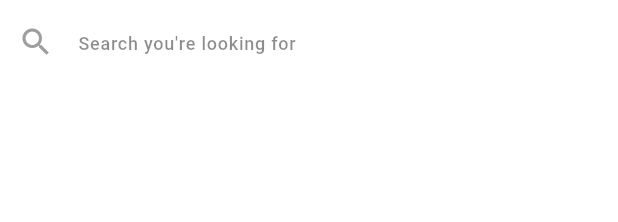
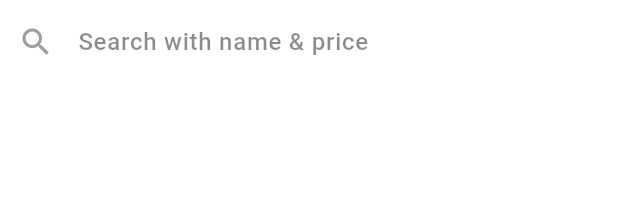
Before and after one commit to MohamedEssam9009/Shop-Mart, a Flutter app: the SearchTextForm widget shown alone on an empty page, opened directly, on a phone screen of 412 x 824 dp. Shown: the top 222 px of the screen. Run offline on Flutter 3.47's test engine with Material 3 defaults, Android fonts, the phone set to English and light mode, and no system bars; our stand-ins replace badges, carousel_slider, firebase_auth, firebase_core, flutter_rating_bar, get and 5 more; accounts and stored records are empty; network calls fail.

Commit message:
Logic For Search Bar

```diff
--- a/lib/view/widgets/home/search_text_form.dart
+++ b/lib/view/widgets/home/search_text_form.dart
@@ -1,21 +1,41 @@
+import 'package:asroo_shop/logic/controllers/product_controller.dart';
 import 'package:flutter/material.dart';
+import 'package:get/get.dart';
 
 class SearchTextForm extends StatelessWidget {
-  const SearchTextForm({super.key});
+  SearchTextForm({super.key});
+
+  final controller = Get.find<ProductController>();
 
   @override
   Widget build(BuildContext context) {
-    return TextFormField(
+    return GetBuilder<ProductController>(
+      builder: (_) => TextField(
+        controller: controller.searchTextController,
         cursorColor: Colors.black,
         keyboardType: TextInputType.text,
+        onChanged: (searchName) {
+          controller.addSearchToList(searchName);
+        },
         decoration: InputDecoration(
           fillColor: Colors.white,
           focusColor: Colors.red,
           prefixIcon: const Icon(Icons.search, color: Colors.grey),
-        hintText: 'Search you\'re looking for',
+          suffixIcon: controller.searchTextController.text.isNotEmpty
+              ? IconButton(
+                  onPressed: () {
+                    controller.clearSearch();
+                  },
+                  icon: const Icon(
+                    Icons.close,
+                    color: Colors.black,
+                  ),
+                )
+              : null,
+          hintText: 'Search with name & price',
           hintStyle: const TextStyle(
             color: Colors.black45,
-          fontSize: 12.0,
+            fontSize: 16.0,
             fontWeight: FontWeight.w500,
           ),
           filled: true,
@@ -36,6 +56,7 @@ class SearchTextForm extends StatelessWidget {
             borderRadius: BorderRadius.circular(10.0),
           ),
         ),
+      ),
     );
   }
 }
```
Also changed, not shown: lib/logic/controllers/product_controller.dart (+23 -0 lines), lib/view/screens/home_screen.dart (+6 -6 lines), lib/view/widgets/home/card_items.dart (+26 -2 lines), assets/images/search_empty_light.png (renamed from assets/images/search_empry_light.png). Lines whose indentation alone changed are shown as unchanged.
